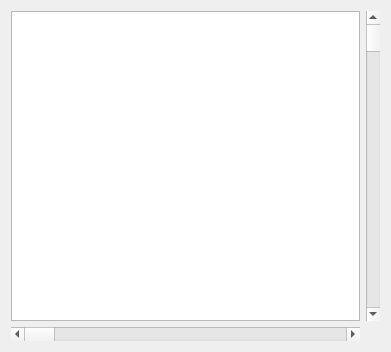
The window that paint.ui (RestonLaurels/Bitmap-editor) describes before a commit, drawn with Qt 5.
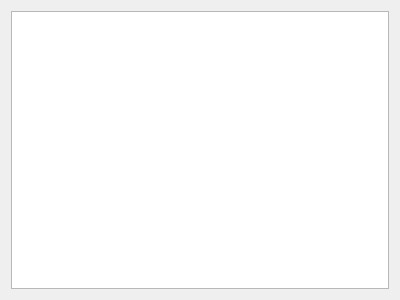
The same window after the commit.

The edit to the form file:
```diff
--- a/paint.ui
+++ b/paint.ui
@@ -6,31 +6,17 @@
    <rect>
     <x>0</x>
     <y>0</y>
-    <width>391</width>
-    <height>352</height>
+    <width>400</width>
+    <height>300</height>
    </rect>
   </property>
   <property name="windowTitle">
    <string>Paint</string>
   </property>
   <layout class="QGridLayout" name="gridLayout">
-   <item row="0" column="1">
+   <item row="0" column="0">
     <widget class="QGraphicsView" name="graphicsView"/>
    </item>
-   <item row="1" column="1">
-    <widget class="QScrollBar" name="horizontalScrollBar">
-     <property name="orientation">
-      <enum>Qt::Horizontal</enum>
-     </property>
-    </widget>
-   </item>
-   <item row="0" column="2">
-    <widget class="QScrollBar" name="verticalScrollBar">
-     <property name="orientation">
-      <enum>Qt::Vertical</enum>
-     </property>
-    </widget>
-   </item>
   </layout>
  </widget>
  <layoutdefault spacing="6" margin="11"/>
```
